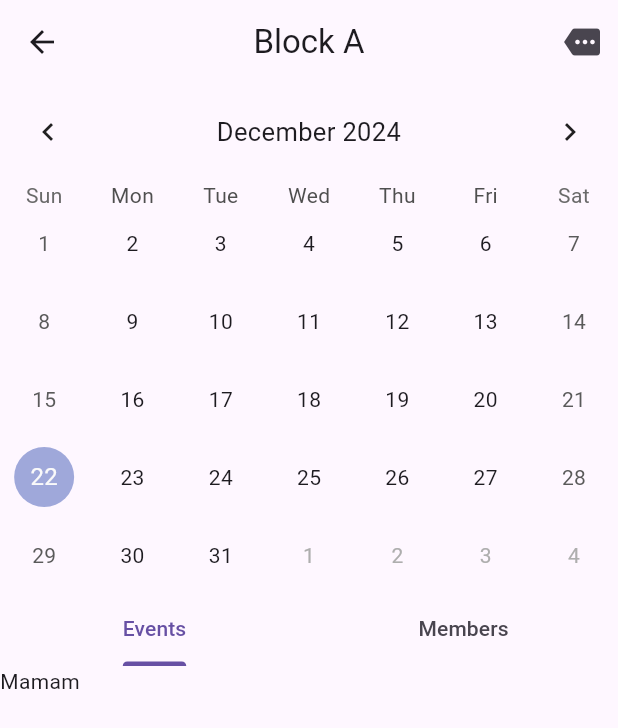
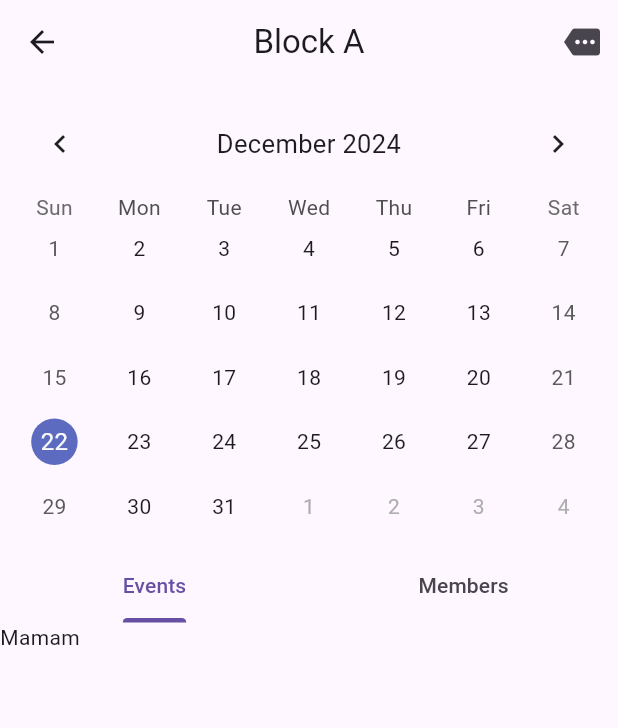
Before and after one commit to rinkaji/endterm-project-MAD, a Flutter app: the screen it shows after launch, after a tap on "Block A", on a phone screen of 412 x 824 dp. Shown: the top 728 px of the screen. Run offline on Flutter 3.47's test engine with Material 3 defaults, Android fonts, the phone set to English and light mode, and no system bars; drawn by our look-alikes of table_calendar; our stand-ins replace sqflite; accounts and stored records are empty.

Commit message:
*merging

```diff
--- a/lib/screens/mainscreen/mainscreen.dart
+++ b/lib/screens/mainscreen/mainscreen.dart
@@ -16,10 +16,18 @@ class Mainscreen extends StatefulWidget {
 }
 
 class _MainscreenState extends State<Mainscreen> {
+  var today = DateTime.now();
+  void selectedDay(DateTime day, DateTime focusedDay) {
+    setState(() {
+      today = day;
+    });
+  }
+
   @override
   Widget build(BuildContext context) {
     final filteredParticipant =
         participant.where((person) => person.catID == widget.catID).toList();
+
     return DefaultTabController(
       length: 2,
       child: Scaffold(
@@ -44,14 +52,19 @@ class _MainscreenState extends State<Mainscreen> {
         body: Column(
           children: [
             Container(
-              child: TableCalendar(
-                headerStyle: HeaderStyle(
-                  formatButtonVisible: false,
-                  titleCentered: true,
+              child: Padding(
+                padding: const EdgeInsets.all(8.0),
+                child: TableCalendar(
+                  rowHeight: 43,
+                  headerStyle: HeaderStyle(
+                      formatButtonVisible: false, titleCentered: true),
+                  availableGestures: AvailableGestures.all,
+                  selectedDayPredicate: (day) => isSameDay(day, today),
+                  focusedDay: today,
+                  firstDay: DateTime.utc(2010, 10, 16),
+                  lastDay: DateTime(2030, 3, 14),
+                  onDaySelected: selectedDay,
                 ),
-                focusedDay: DateTime.now(),
-                firstDay: DateTime.utc(2010, 10, 16),
-                lastDay: DateTime(2030, 3, 14),
               ),
             ),
             TabBar(
```
Also changed, not shown: lib/screens/mainscreen/mainscreen_tile.dart (+11 -1 lines), 1 other file.
